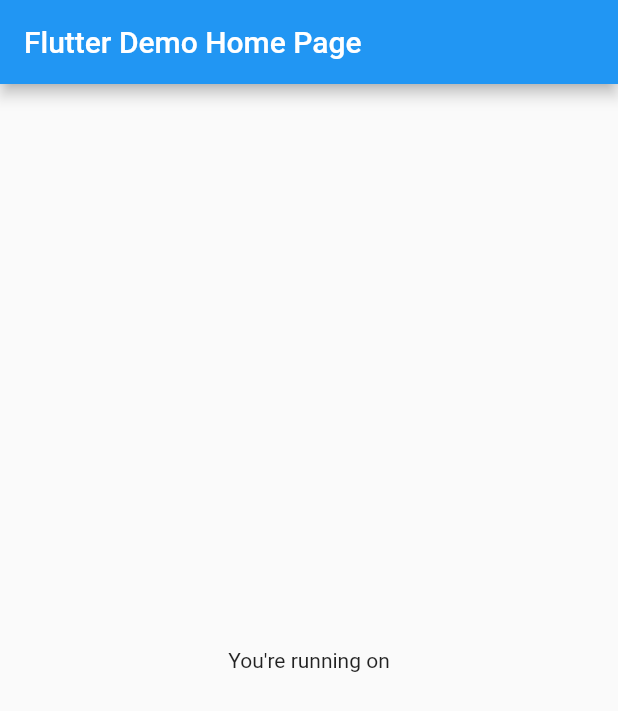
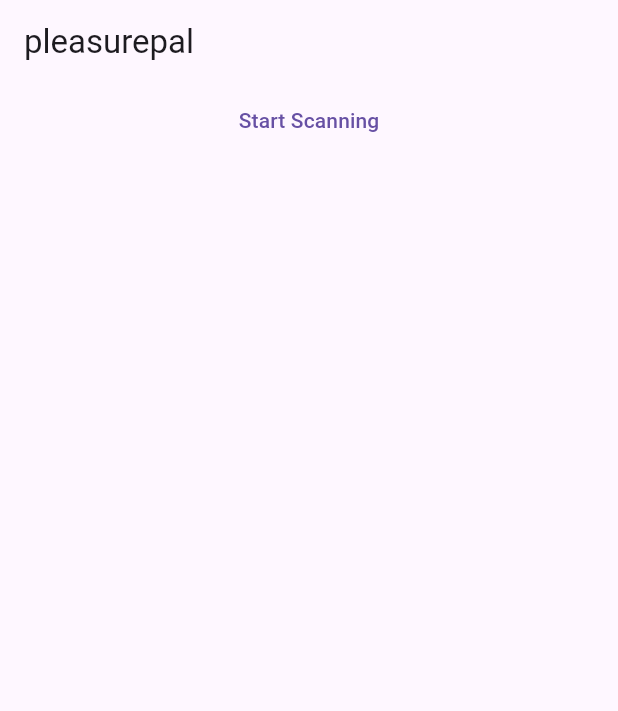
Before and after one commit to biclighter81/pleasurepal-app, a Flutter app: the screen it shows after launch, on a phone screen of 412 x 824 dp. Shown: the top 711 px of the screen. Run offline on Flutter 3.47's test engine with Material 2 defaults, Android fonts, the phone set to English and light mode, and no system bars; our stand-ins replace bloc, easy_debounce, flutter_bloc; missing offline and left inert: buttplug, dart:ffi, flutter_rust_bridge.

Commit message:
bloc provider

```diff
--- a/lib/device/device_manager_bloc.dart
+++ b/lib/device/device_manager_bloc.dart
@@ -1,11 +1,10 @@
-import 'dart:io';
-
 import 'package:bloc/bloc.dart';
 import 'package:buttplug/client/client.dart';
 import 'package:buttplug/client/client_device.dart';
 
 import '../engine/engine_control_bloc.dart';
 import 'backdoor_connector.dart';
+import 'device_cubit.dart';
 
 class DeviceManagerEvent {}
 
@@ -34,15 +33,15 @@
 class DeviceManagerInitialState extends DeviceManagerState {}
 
 class DeviceManagerDeviceOnlineState extends DeviceManagerState {
-  //final DeviceCubit device;
+  final DeviceCubit device;
 
-  //DeviceManagerDeviceOnlineState(this.device);
+  DeviceManagerDeviceOnlineState(this.device);
 }
 
 class DeviceManagerDeviceOfflineState extends DeviceManagerState {
-  //final DeviceCubit device;
+  final DeviceCubit device;
 
-  //DeviceManagerDeviceOfflineState(this.device);
+  DeviceManagerDeviceOfflineState(this.device);
 }
 
 class DeviceManagerStartScanningState extends DeviceManagerState {}
@@ -52,7 +51,7 @@
 class DeviceManagerBloc extends Bloc<DeviceManagerEvent, DeviceManagerState> {
   ButtplugClient? _internalClient;
   bool _scanning = false;
-  //final List<DeviceCubit> _devices = [];
+  final List<DeviceCubit> _devices = [];
   final Stream<EngineControlState> _outputStream;
   final SendFunc _sendFunc;
 
@@ -70,9 +69,7 @@
         print(event.toString());
         if (event is DeviceAddedEvent) {
           print("Device connected: ${event.device.name}");
-          //add(DeviceManagerDeviceAddedEvent(event.device));
-          var cmd = ButtplugDeviceCommand.setVec([VibrateComponent(20)]);
-          event.device.vibrate(cmd);
+          add(DeviceManagerDeviceAddedEvent(event.device));
         }
         if (event is DeviceRemovedEvent) {
           print("Device disconnected: ${event.device.name}");
@@ -80,18 +77,55 @@
         }
       });
       _internalClient = client;
-      print("Starting scanning");
-      await _internalClient?.startScanning();
+    });
+
+    on<DeviceManagerDeviceAddedEvent>((event, emit) {
+      var deviceBloc = DeviceCubit(event.device);
+      _devices.add(deviceBloc);
+      emit(DeviceManagerDeviceOnlineState(deviceBloc));
+    });
+
+    on<DeviceManagerDeviceRemovedEvent>(((event, emit) {
+      try {
+        // This will throw if it doesn't find anything.
+        var deviceBloc = _devices.firstWhere(
+            (deviceBloc) => deviceBloc.device?.index == event.device.index);
+        _devices.remove(deviceBloc);
+        emit(DeviceManagerDeviceOfflineState(deviceBloc));
+      } catch (e) {
+        print("Got device removal event for a device we don't have.");
+      }
+    }));
+
+    on<DeviceManagerEngineStoppedEvent>((event, emit) {
+      // Stop our internal buttplug client.
+      if (_internalClient != null) {
+        _internalClient!.disconnect();
+        _internalClient = null;
+      }
+      _scanning = false;
+      // Move all devices to offline.
+      _devices.clear();
     });
 
     on<DeviceManagerStartScanningEvent>(((event, emit) async {
       if (_internalClient == null) {
         return;
       }
-      print("Starting scanning");
       _scanning = true;
       await _internalClient!.startScanning();
       emit(DeviceManagerStartScanningState());
     }));
+
+    on<DeviceManagerStopScanningEvent>(((event, emit) async {
+      if (_internalClient == null) {
+        return;
+      }
+      _scanning = false;
+      await _internalClient!.stopScanning();
+      emit(DeviceManagerStopScanningState());
+    }));
   }
+  List<DeviceCubit> get devices => _devices;
+  bool get scanning => _scanning;
 }
--- a/lib/main.dart
+++ b/lib/main.dart
@@ -7,10 +7,18 @@
 import 'package:flutter_rust_bridge_template/engine/desktop_engine_provider.dart';
 import 'package:flutter_rust_bridge_template/engine/engine_control_bloc.dart';
 import 'package:flutter_rust_bridge_template/engine/engine_repo.dart';
+import 'package:flutter_bloc/flutter_bloc.dart';
 import 'ffi.dart';
 
 void main() {
-  runApp(const MyApp());
+  runApp(const PleasurepalApp());
+}
+
+class PleasurepalApp extends StatelessWidget {
+  const PleasurepalApp({Key? key}) : super(key: key);
+
+  @override
+  Widget build(BuildContext context) {
     EngineRepository repo = EngineRepository(DesktopEngineProvider());
     var engineControlBloc = EngineControlBloc(repo);
     engineControlBloc.add(EngineControlEventStart());
@@ -24,104 +32,94 @@
         print(state.message.message);
       }
       if (state is EngineServerCreatedState) {
-      print("Engine started, starting device manager");
         deviceControlBloc.add(DeviceManagerEngineStartedEvent());
       }
       if (state is EngineStoppedState) {
         deviceControlBloc.add(DeviceManagerEngineStoppedEvent());
       }
     });
+    return MultiBlocProvider(providers: [
+      BlocProvider(create: (ctx) => engineControlBloc),
+      BlocProvider(create: (ctx) => deviceControlBloc)
+    ], child: PleasurepalView());
+  }
 }
 
-class MyApp extends StatelessWidget {
-  const MyApp({Key? key}) : super(key: key);
+class PleasurepalView extends StatelessWidget {
+  const PleasurepalView({super.key});
 
-  // This widget is the root of your application.
   @override
   Widget build(BuildContext context) {
     return MaterialApp(
-      title: 'Flutter Demo',
+        title: 'pleasurepal',
+        debugShowCheckedModeBanner: false,
         theme: ThemeData(
-        // This is the theme of your application.
-        //
-        // Try running your application with "flutter run". You'll see the
-        // application has a blue toolbar. Then, without quitting the app, try
-        // changing the primarySwatch below to Colors.green and then invoke
-        // "hot reload" (press "r" in the console where you ran "flutter run",
-        // or simply save your changes to "hot reload" in a Flutter IDE).
-        // Notice that the counter didn't reset back to zero; the application
-        // is not restarted.
+            brightness: Brightness.light,
             primarySwatch: Colors.blue,
-      ),
-      home: const MyHomePage(title: 'Flutter Demo Home Page'),
-    );
+            useMaterial3: true),
+        darkTheme: ThemeData(
+            brightness: Brightness.dark,
+            primarySwatch: Colors.blue,
+            useMaterial3: true),
+        home: const PleasurepalPage());
   }
 }
 
-class MyHomePage extends StatefulWidget {
-  const MyHomePage({Key? key, required this.title}) : super(key: key);
-
-  // This widget is the home page of your application. It is stateful, meaning
-  // that it has a State object (defined below) that contains fields that affect
-  // how it looks.
-
-  // This class is the configuration for the state. It holds the values (in this
-  // case the title) provided by the parent (in this case the App widget) and
-  // used by the build method of the State. Fields in a Widget subclass are
-  // always marked "final".
-
-  final String title;
-
-  @override
-  State<MyHomePage> createState() => _MyHomePageState();
-}
-
-class _MyHomePageState extends State<MyHomePage> {
-  // These futures belong to the state and are only initialized once,
-  // in the initState method.
-
-  @override
-  void initState() {
-    super.initState();
-  }
+class PleasurepalPage extends StatelessWidget {
+  const PleasurepalPage({super.key});
 
   @override
   Widget build(BuildContext context) {
-    // This method is rerun every time setState is called.
-    //
-    // The Flutter framework has been optimized to make rerunning build methods
-    // fast, so that you can just rebuild anything that needs updating rather
-    // than having to individually change instances of widgets.
     return Scaffold(
         appBar: AppBar(
-        // Here we take the value from the MyHomePage object that was created by
-        // the App.build method, and use it to set our appbar title.
-        title: Text(widget.title),
+          title: const Text('pleasurepal'),
         ),
         body: Center(
-        // Center is a layout widget. It takes a single child and positions it
-        // in the middle of the parent.
             child: Column(
-          // Column is also a layout widget. It takes a list of children and
-          // arranges them vertically. By default, it sizes itself to fit its
-          // children horizontally, and tries to be as tall as its parent.
-          //
-          // Invoke "debug painting" (press "p" in the console, choose the
-          // "Toggle Debug Paint" action from the Flutter Inspector in Android
-          // Studio, or the "Toggle Debug Paint" command in Visual Studio Code)
-          // to see the wireframe for each widget.
-          //
-          // Column has various properties to control how it sizes itself and
-          // how it positions its children. Here we use mainAxisAlignment to
-          // center the children vertically; the main axis here is the vertical
-          // axis because Columns are vertical (the cross axis would be
-          // horizontal).
-          mainAxisAlignment: MainAxisAlignment.center,
-          children: <Widget>[
-            const Text("You're running on"),
+          children: [
+            Column(
+              children: [
+                // device list
+                BlocBuilder<DeviceManagerBloc, DeviceManagerState>(
+                    builder: (context, state) {
+                  var deviceBloc = BlocProvider.of<DeviceManagerBloc>(context);
+                  return Column(
+                    children: [
+                      for (var device in deviceBloc.devices)
+                        Row(
+                          children: [
+                            TextButton(
+                                onPressed: () {
+                                  var cmd = ButtplugDeviceCommand.setVec(
+                                      [VibrateComponent(2)]);
+                                  device.device!.vibrate(cmd);
+                                },
+                                child: Text(device.device!.name)),
+                            TextButton(
+                                onPressed: () {
+                                  device.device!.vibrate(
+                                      ButtplugDeviceCommand.setVec(
+                                          [VibrateComponent(0)]));
+                                },
+                                child: const Text("Stop")),
+                          ],
+                        )
+                    ],
+                  );
+                }),
               ],
             ),
-      ),
-    );
+            // start scanning button
+            BlocBuilder<DeviceManagerBloc, DeviceManagerState>(
+                builder: (context, state) {
+              var deviceBloc = BlocProvider.of<DeviceManagerBloc>(context);
+              return TextButton(
+                  onPressed: () {
+                    deviceBloc.add(DeviceManagerStartScanningEvent());
+                  },
+                  child: const Text("Start Scanning"));
+            }),
+          ],
+        )));
   }
 }
--- a/pubspec.yaml
+++ b/pubspec.yaml
@@ -39,6 +39,7 @@
   bloc: ^8.1.1
   easy_debounce: ^2.0.3
   json_annotation: ^4.8.0
+  flutter_bloc: ^8.1.2
 
 dev_dependencies:
   flutter_test:
```
Also changed, not shown: lib/device/device_acuator_cubit.dart (added, +137 -0 lines), lib/device/device_cubit.dart (added, +73 -0 lines), lib/device/device_sensor_cubit.dart (added, +55 -0 lines), pubspec.lock, 1 other file. Lines whose indentation alone changed are shown as unchanged.
